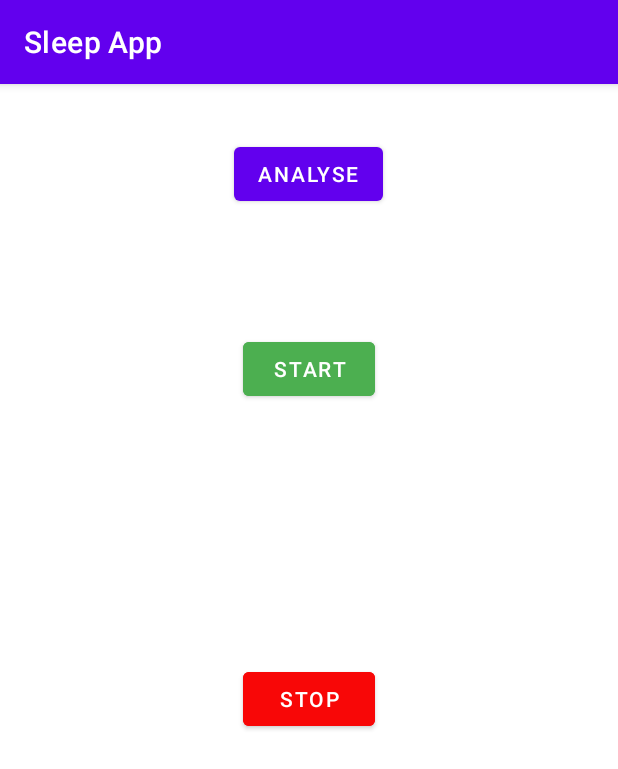
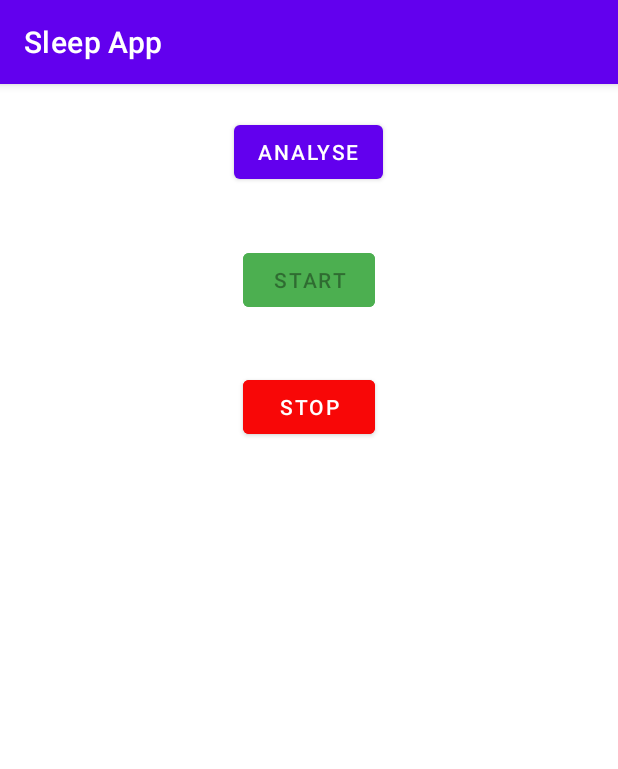
Before and after one commit to holworthy/sleep-app, an Android app: the screen it shows after launch (MainActivity), after a tap on "START", on a phone screen of 412 x 824 dp. Shown: the top 769 px of the screen. Run offline under Robolectric (Android 15) with nearby library versions, the phone set to English and light mode, and no system bars.

Commit message:
added animations and alerts

```diff
--- a/src/sleep-app/app/src/main/java/holworthy/sleepapp/AnalysisActivity.java
+++ b/src/sleep-app/app/src/main/java/holworthy/sleepapp/AnalysisActivity.java
@@ -57,6 +57,12 @@ public class AnalysisActivity extends AppCompatActivity {
 		return true;
 	}
 
+	@Override
+	public void finish() {
+		super.finish();
+		overridePendingTransition(R.anim.slide_in_left, R.anim.slide_out_right);
+	}
+
 	private ArrayList<DataPoint> fixData(ArrayList<DataPoint> brokenDataPoints) {
 		ArrayList<DataPoint> fixedDataPoints = new ArrayList<>();
 		DataPoint last = brokenDataPoints.get(brokenDataPoints.size() - 1);
--- a/src/sleep-app/app/src/main/java/holworthy/sleepapp/MainActivity.java
+++ b/src/sleep-app/app/src/main/java/holworthy/sleepapp/MainActivity.java
@@ -13,6 +13,7 @@ import android.os.PowerManager;
 import android.os.SystemClock;
 import android.widget.Button;
 
+import androidx.appcompat.app.AlertDialog;
 import androidx.appcompat.app.AppCompatActivity;
 
 import java.io.File;
@@ -33,6 +34,7 @@ public class MainActivity extends AppCompatActivity implements SensorEventListen
 	private PowerManager.WakeLock wakeLock;
 	private SimpleDateFormat simpleDateFormat;
 	private Button analyseButton;
+	private AlertDialog storageAlert;
 
 	@Override
 	protected void onCreate(Bundle savedInstanceState) {
@@ -48,6 +50,12 @@ public class MainActivity extends AppCompatActivity implements SensorEventListen
 
 		simpleDateFormat = new SimpleDateFormat("yyyy-MM-dd-HH-mm-ss");
 
+		AlertDialog.Builder builder = new AlertDialog.Builder(MainActivity.this);
+		builder.setMessage("Could not create sleep file. Make sure you have given this app storage permissions.");
+		builder.setPositiveButton("Ok", (dialogInterface, id) -> storageAlert.cancel());
+		builder.setCancelable(false);
+		storageAlert = builder.create();
+
 		// TODO: check errors on write
 
 		if (Build.VERSION.SDK_INT >= Build.VERSION_CODES.M) {
@@ -55,15 +63,22 @@ public class MainActivity extends AppCompatActivity implements SensorEventListen
 		}
 
 		startButton = findViewById(R.id.startButton);
-		// TODO: disable on click
 		startButton.setOnClickListener(v -> {
 			recordingSleep = true;
 			sensorManager.registerListener(MainActivity.this, sensorManager.getDefaultSensor(Sensor.TYPE_ACCELEROMETER), 50000);
 			if(!wakeLock.isHeld())
 				wakeLock.acquire();
 
-			(new Thread(() -> {
+			startButton.setEnabled(false);
+			stopButton.setEnabled(true);
+
+			Thread savingThread = new Thread(() -> {
 				File sleepFile = makeSleepFile();
+				if(sleepFile == null) {
+					startButton.post(() -> storageAlert.show());
+					return;
+				}
+
 				System.out.println("Made a sleep file " + sleepFile);
 
 				while(recordingSleep) {
@@ -85,22 +100,29 @@ public class MainActivity extends AppCompatActivity implements SensorEventListen
 						e.printStackTrace();
 					}
 				}
-			})).start();
+
+				System.out.println("Done writing");
+			}, "Saving-Thread");
+			savingThread.start();
 		});
 
-		// TODO: disable on click
 		stopButton = findViewById(R.id.stopButton);
 		stopButton.setOnClickListener(v -> {
 			recordingSleep = false;
 			sensorManager.unregisterListener(MainActivity.this);
 			if(wakeLock.isHeld())
 				wakeLock.release();
+
+			stopButton.setEnabled(false);
+			startButton.setEnabled(true);
 		});
+		stopButton.setEnabled(false);
 
 		analyseButton = findViewById(R.id.analyseButton);
 		analyseButton.setOnClickListener(v -> {
 			Intent intent = new Intent(this, SleepListViewActivity.class);
 			startActivity(intent);
+			overridePendingTransition(R.anim.slide_in_right, R.anim.slide_out_left);
 		});
 	}
 
@@ -115,7 +137,6 @@ public class MainActivity extends AppCompatActivity implements SensorEventListen
 		} catch (IOException e) {
 			return null;
 		}
-
 		return sleepFile;
 	}
 
@@ -149,7 +170,7 @@ public class MainActivity extends AppCompatActivity implements SensorEventListen
 
 	@Override
 	public void onSensorChanged(SensorEvent event) {
-		if (event.sensor.getType() == Sensor.TYPE_ACCELEROMETER && recordingSleep) {
+		if (event.sensor.getType() == Sensor.TYPE_ACCELEROMETER) {
 			float[] values = event.values;
 			dataPoints.add(new DataPoint(System.currentTimeMillis() + (event.timestamp - SystemClock.elapsedRealtimeNanos()) / 1000000, values[0], values[1], values[2]));
 		}
--- /dev/null
+++ b/src/sleep-app/app/src/main/res/anim/slide_in_right.xml
@@ -0,0 +1,10 @@
+<?xml version="1.0" encoding="utf-8"?>
+<set
+    xmlns:android="http://schemas.android.com/apk/res/android" >
+
+    <translate
+        android:duration="400"
+        android:fromXDelta="100%"
+        android:toXDelta="0%" >
+    </translate>
+</set>
--- /dev/null
+++ b/src/sleep-app/app/src/main/res/anim/slide_out_left.xml
@@ -0,0 +1,10 @@
+<?xml version="1.0" encoding="utf-8"?>
+<set
+    xmlns:android="http://schemas.android.com/apk/res/android" >
+
+    <translate
+        android:duration="400"
+        android:fromXDelta="0%"
+        android:toXDelta="-100%" >
+    </translate>
+</set>
--- a/src/sleep-app/app/src/main/res/layout/activity_main.xml
+++ b/src/sleep-app/app/src/main/res/layout/activity_main.xml
@@ -10,14 +10,14 @@
         android:id="@+id/startButton"
         android:layout_width="wrap_content"
         android:layout_height="wrap_content"
-        android:layout_marginStart="162dp"
+        android:layout_marginStart="161dp"
+        android:layout_marginTop="16dp"
         android:layout_marginEnd="162dp"
-        android:layout_marginBottom="68dp"
+        android:layout_marginBottom="16dp"
         android:backgroundTint="#4CAF50"
         android:text="Start"
         app:layout_constraintBottom_toTopOf="@+id/stopButton"
         app:layout_constraintEnd_toEndOf="parent"
-        app:layout_constraintHorizontal_bias="1.0"
         app:layout_constraintStart_toStartOf="parent"
         app:layout_constraintTop_toBottomOf="@+id/analyseButton" />
 
@@ -25,15 +25,14 @@
         android:id="@+id/stopButton"
         android:layout_width="wrap_content"
         android:layout_height="wrap_content"
-        android:layout_marginStart="161dp"
-        android:layout_marginTop="68dp"
+        android:layout_marginStart="162dp"
+        android:layout_marginTop="16dp"
         android:layout_marginEnd="162dp"
-        android:layout_marginBottom="298dp"
+        android:layout_marginBottom="523dp"
         android:backgroundTint="#F80707"
         android:text="Stop"
         app:layout_constraintBottom_toBottomOf="parent"
         app:layout_constraintEnd_toEndOf="parent"
-        app:layout_constraintHorizontal_bias="1.0"
         app:layout_constraintStart_toStartOf="parent"
         app:layout_constraintTop_toBottomOf="@+id/startButton" />
 
@@ -41,13 +40,13 @@
         android:id="@+id/analyseButton"
         android:layout_width="wrap_content"
         android:layout_height="wrap_content"
-        android:layout_marginStart="162dp"
-        android:layout_marginEnd="162dp"
-        android:layout_marginBottom="46dp"
+        android:layout_marginStart="155dp"
+        android:layout_marginTop="16dp"
+        android:layout_marginEnd="156dp"
+        android:layout_marginBottom="16dp"
         android:text="ANALYSE"
         app:layout_constraintBottom_toTopOf="@+id/startButton"
         app:layout_constraintEnd_toEndOf="parent"
-        app:layout_constraintHorizontal_bias="0.538"
         app:layout_constraintStart_toStartOf="parent"
         app:layout_constraintTop_toTopOf="parent" />
 </androidx.constraintlayout.widget.ConstraintLayout>
```
Also changed, not shown: src/sleep-app/app/src/main/java/holworthy/sleepapp/SleepListViewActivity.java (+14 -19 lines), src/sleep-app/app/src/main/res/anim/slide_in_left.xml (added, +10 -0 lines), src/sleep-app/app/src/main/res/anim/slide_out_right.xml (added, +10 -0 lines), src/sleep-app/app/src/main/res/layout/activity_analysis.xml (+13 -0 lines), 1 other file.
